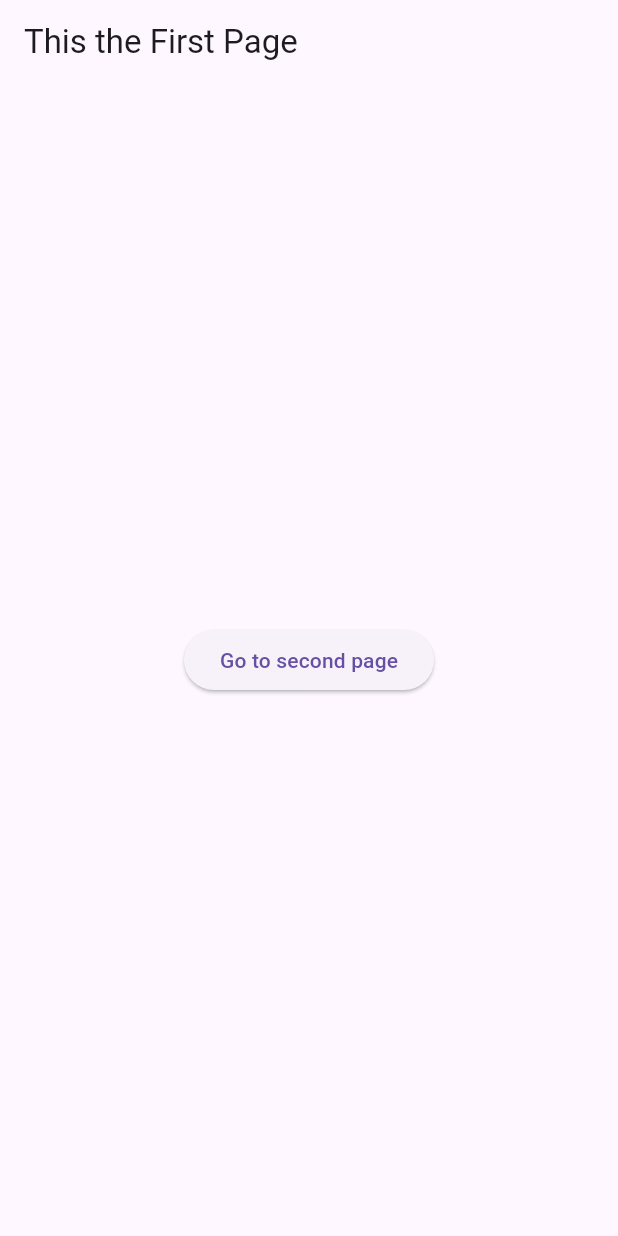
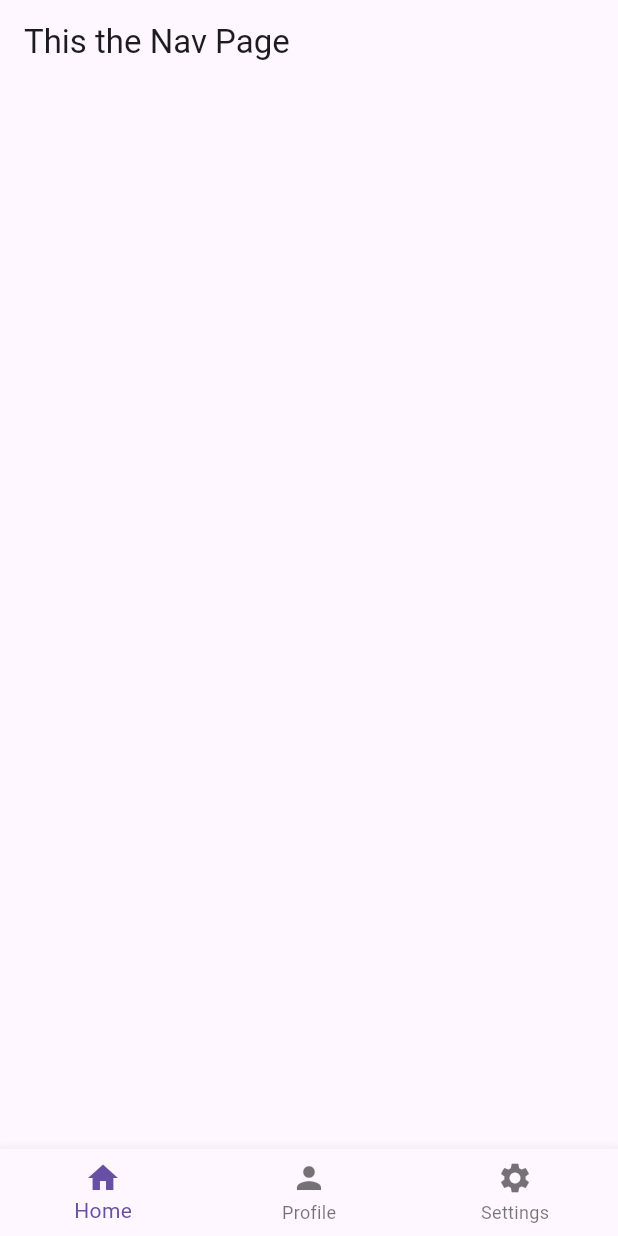
Before and after one commit to SirGah/Flutter_Beginner_to_pro, a Flutter app: the screen it shows after launch, on a phone screen of 412 x 824 dp. Run offline on Flutter 3.47's test engine with Material 3 defaults, Android fonts, the phone set to English and light mode, and no system bars.

```diff
--- a/lib/main.dart
+++ b/lib/main.dart
@@ -1,7 +1,11 @@
 // ignore_for_file: prefer_const_constructors
 
 import 'package:flutter/material.dart';
-import 'package:flutter_biginner_to_pro/pages/first_page.dart';
+//import 'package:flutter_biginner_to_pro/pages/first_page.dart';
+import 'package:flutter_biginner_to_pro/pages/home_page.dart';
+import 'package:flutter_biginner_to_pro/pages/logout_page.dart';
+import 'package:flutter_biginner_to_pro/pages/nav_page.dart';
+import 'package:flutter_biginner_to_pro/pages/settings_page.dart';
 
 void main() {
   runApp(MyApp());
@@ -17,7 +21,13 @@ class MyApp extends StatelessWidget {
 
     return MaterialApp(
       debugShowCheckedModeBanner: false,
-      home: FirstPage(),
+      home: NavPage(),
+      routes: {
+
+        '/homepage':(context) => HomePage(),
+        '/settingspage':(context) => SettingsPage(),
+        '/logoutpage': (context) => LogOutPage(),
+      },
       );
     }
 }
--- /dev/null
+++ b/lib/main_r.dart
@@ -0,0 +1,23 @@
+// ignore_for_file: prefer_const_constructors
+
+import 'package:flutter/material.dart';
+import 'package:flutter_biginner_to_pro/pages/first_page.dart';
+
+void main() {
+  runApp(MyApp());
+}
+
+class MyApp extends StatelessWidget {
+   const MyApp({super.key});
+
+
+  // This widget is the root of your application.
+  @override
+  Widget build(BuildContext context) {
+
+    return MaterialApp(
+      debugShowCheckedModeBanner: false,
+      home: FirstPage(),
+      );
+    }
+}
--- a/lib/pages/second_page.dart
+++ b/lib/pages/logout_page.dart
@@ -1,13 +1,13 @@
 import 'package:flutter/material.dart';
 
-class SecondPage extends StatelessWidget {
-  const SecondPage({super.key});
+class LogOutPage extends StatelessWidget {
+  const LogOutPage({super.key});
 
   @override
   Widget build(BuildContext context) {
     return Scaffold(
       appBar: AppBar(
-        title: Text("This is the Second Page"),
+        title: Text("Log Out Page"),
       ),
     );
   }
--- /dev/null
+++ b/lib/pages/nav_page.dart
@@ -0,0 +1,43 @@
+// ignore_for_file: prefer_const_constructors, prefer_const_literals_to_create_immutables
+
+import 'package:flutter/material.dart';
+
+
+class NavPage extends StatelessWidget {
+  const NavPage({super.key});
+
+  @override
+  Widget build(BuildContext context) {
+    return Scaffold(
+      appBar: AppBar(title: Text("This the Nav Page")),
+      bottomNavigationBar: BottomNavigationBar(
+        items: [
+        //home
+        BottomNavigationBarItem(
+          icon: Icon(Icons.home),
+          label: 'Home'
+          ),
+
+
+        //profile
+        BottomNavigationBarItem(
+          icon: Icon(Icons.person),
+          label: 'Profile'
+          ),
+
+
+
+        //settings
+        BottomNavigationBarItem(
+          icon: Icon(Icons.settings),
+          label: 'Settings'
+          ),
+
+
+
+
+      ]),
+               );
+
+  }
+}
```
Also changed, not shown: lib/pages/first_page.dart (+40 -12 lines), lib/pages/home_page.dart (added, +14 -0 lines), lib/pages/settings_page.dart (added, +14 -0 lines).
